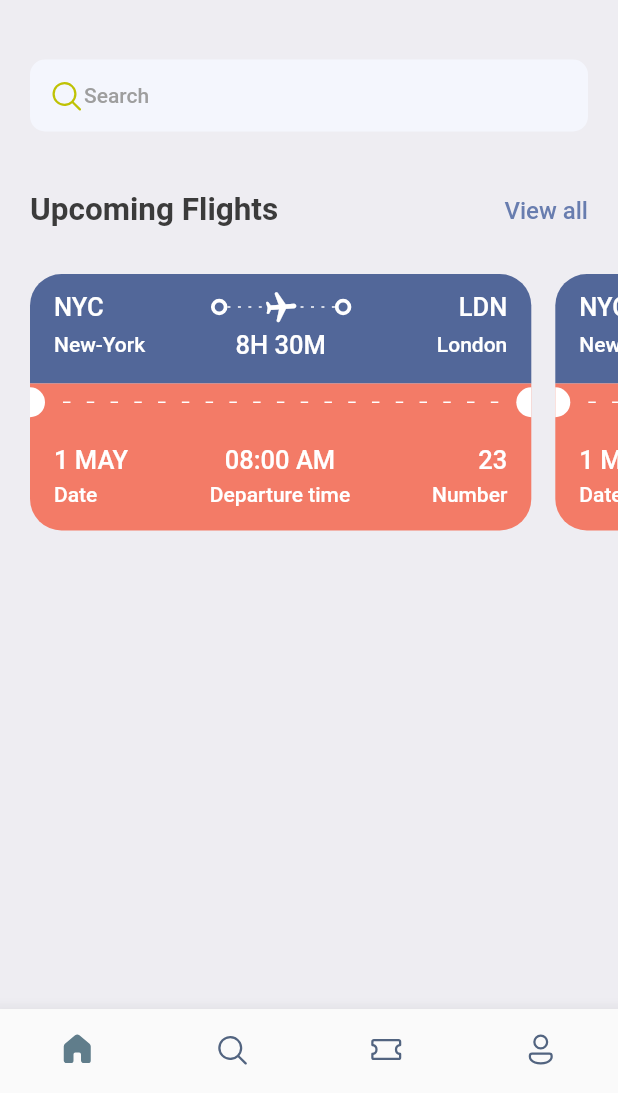
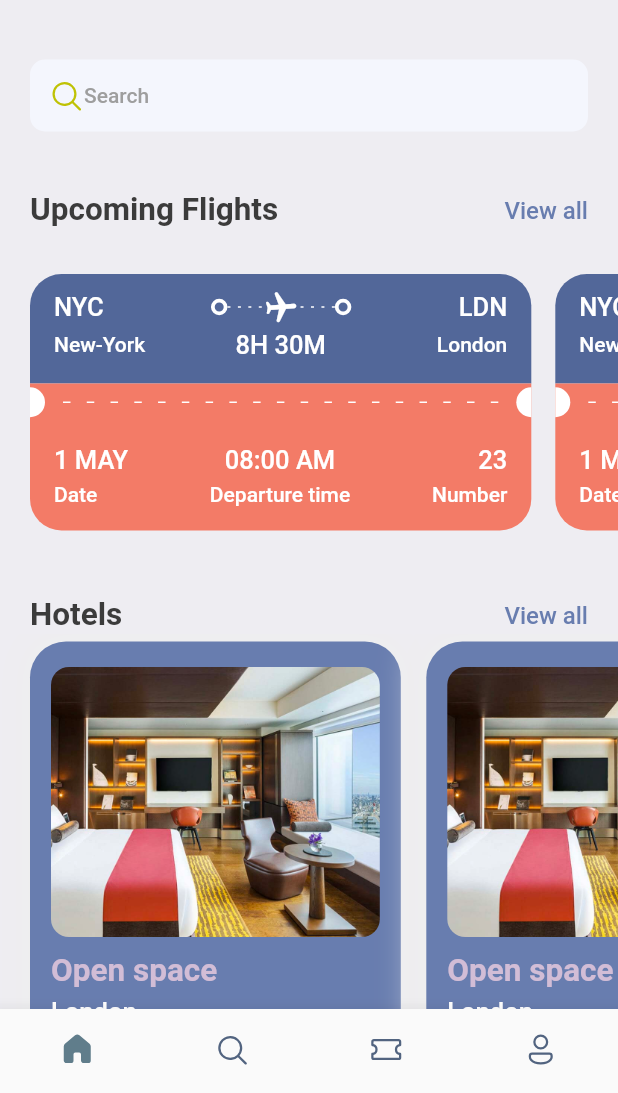
Before and after one commit to Den-JavaAndroid/TicketBookingApp, a Flutter app: the screen it shows after launch, on a phone screen of 412 x 824 dp, the part 143-1236 px from its top. Run offline on Flutter 3.47's test engine with Material 2 defaults, Android fonts, the phone set to English and light mode, and no system bars; our stand-ins replace fluentui_icons, gap.

Commit message:
add scrollable hotels list in homeScreen

```diff
--- a/lib/screens/home_screen.dart
+++ b/lib/screens/home_screen.dart
@@ -1,6 +1,7 @@
 import 'package:fluentui_icons/fluentui_icons.dart';
 import 'package:flutter/material.dart';
 import 'package:gap/gap.dart';
+import 'package:ticket_booking/screens/hotels_screen.dart';
 import 'package:ticket_booking/screens/ticket_view.dart';
 
 import '../utils/app_styles.dart';
@@ -79,7 +80,34 @@ class HomeScreen extends StatelessWidget {
           SingleChildScrollView(
               scrollDirection: Axis.horizontal,
               padding: const EdgeInsets.only(left: 20),
-              child: Row(children: [TicketView(), TicketView()]))
+              child: Row(children: [TicketView(), TicketView()])),
+          const Gap(15),
+          Container(
+            padding: const EdgeInsets.symmetric(horizontal: 20),
+            child: Row(
+              mainAxisAlignment: MainAxisAlignment.spaceBetween,
+              children: [
+                Text("Hotels", style: Styles.headLineStyle2),
+                InkWell(
+                  onTap: () {
+                    print("You are tapped");
+                  },
+                  child: Text("View all",
+                      style: Styles.textStyle
+                          .copyWith(color: Styles.primaryColor)),
+                )
+              ],
+            ),
+          ),
+          SingleChildScrollView(
+              scrollDirection: Axis.horizontal,
+              padding: const EdgeInsets.only(left: 20),
+              child: Row(children:[
+                HotelScreen(),
+                HotelScreen(),
+                HotelScreen(),
+                HotelScreen()
+              ]))
         ],
       ),
     );
--- /dev/null
+++ b/lib/screens/hotels_screen.dart
@@ -0,0 +1,57 @@
+import 'package:flutter/cupertino.dart';
+import 'package:flutter/material.dart';
+import 'package:gap/gap.dart';
+import 'package:ticket_booking/utils/app_layout.dart';
+import 'package:ticket_booking/utils/app_styles.dart';
+
+class HotelScreen extends StatelessWidget {
+  const HotelScreen({Key? key}) : super(key: key);
+
+  @override
+  Widget build(BuildContext context) {
+    final size = AppLayout.getSize(context);
+    return Container(
+      width: size.width * 0.6,
+      height: 350,
+      padding: const EdgeInsets.symmetric(horizontal: 14, vertical: 17),
+      margin: const EdgeInsets.only(right: 17, top: 5),
+      decoration: BoxDecoration(
+          color: Styles.primaryColor,
+          borderRadius: BorderRadius.circular(24),
+          boxShadow: [
+            BoxShadow(
+                color: Colors.grey.shade200, blurRadius: 20, spreadRadius: 5)
+          ]),
+      child: Column(
+        crossAxisAlignment: CrossAxisAlignment.start,
+        children: [
+          Container(
+            height: 180,
+            decoration: BoxDecoration(
+                borderRadius: BorderRadius.circular(12),
+                color: Styles.primaryColor,
+                image: const DecorationImage(
+                    fit: BoxFit.cover,
+                    image: AssetImage("assets/images/one.png"))),
+          ),
+          Gap(10),
+          Text(
+            "Open space",
+            style: Styles.headLineStyle2.copyWith(color: Styles.kakiColor),
+          ),
+          Gap(5),
+          Text(
+            "London",
+            style: Styles.headLineStyle3.copyWith(color: Colors.white),
+          ),
+          Gap(8),
+          Text(
+            "\$40/night",
+            style: Styles.headLineStyle.copyWith(color: Styles.kakiColor),
+          ),
+
+        ],
+      ),
+    );
+  }
+}
--- a/lib/utils/app_styles.dart
+++ b/lib/utils/app_styles.dart
@@ -7,6 +7,7 @@ class Styles {
   static Color textColor = const Color(0xFF3b3b3b);
   static Color bgColor = const Color(0xFFeeedf2);
   static Color orangeColor = const Color(0xFFF37B67);
+  static Color kakiColor = const Color(0xFFd2bdd6);
   static TextStyle textStyle =
       TextStyle(fontSize: 16, color: textColor, fontWeight: FontWeight.w500);
   static TextStyle headLineStyle =
```
